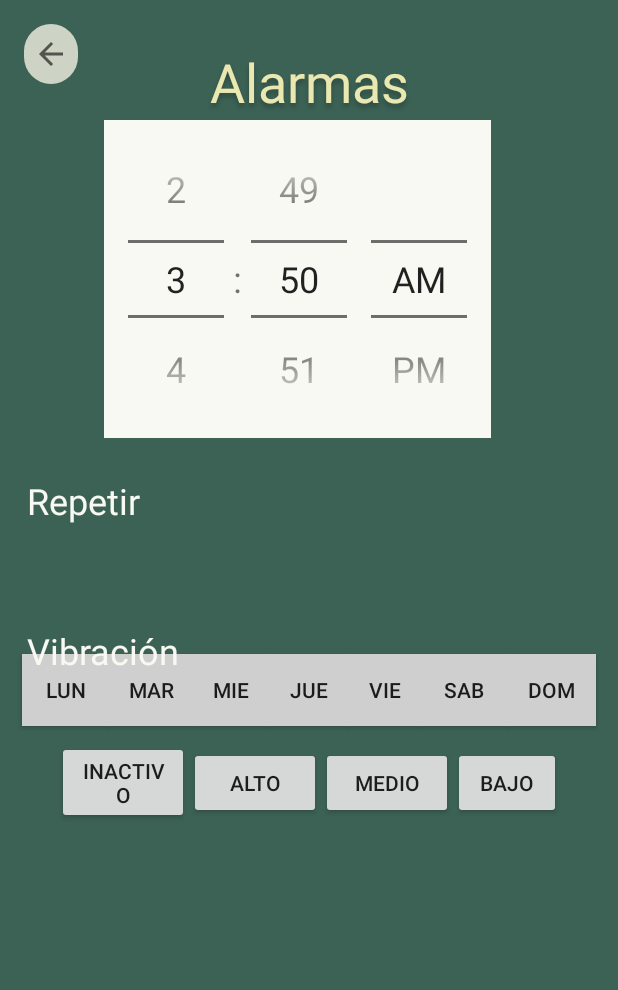
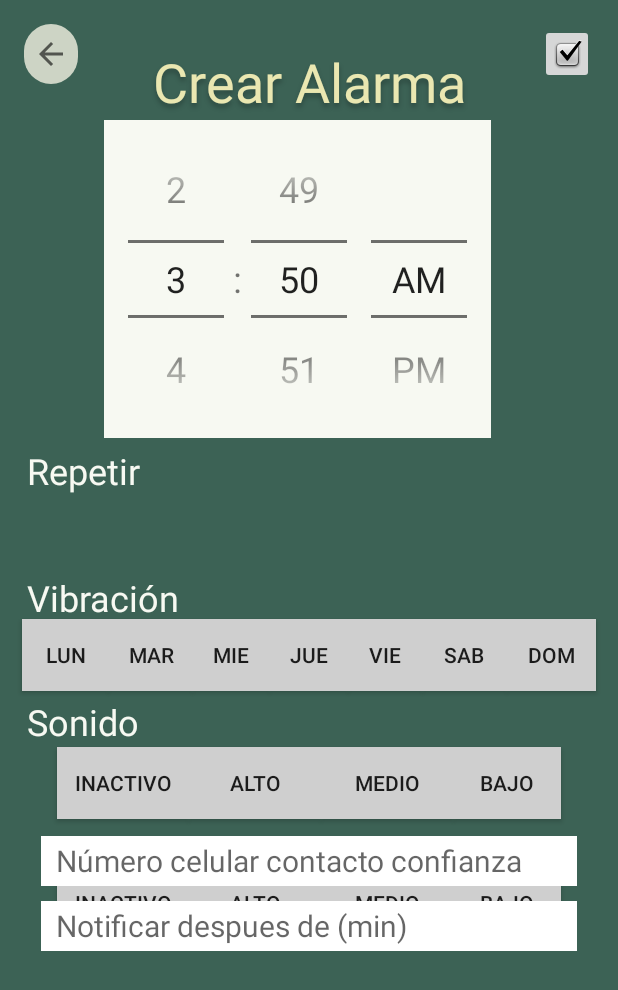
Before and after one commit to anfedelahoz/alarm_motion, an Android app: the CreateAlarma screen opened directly, with no data from a screen before it, on a phone screen of 412 x 824 dp. Shown: the top 990 px of the screen. Run offline under Robolectric (Android 15) with nearby library versions, the phone set to English and light mode, and no system bars.

Commit message:
se agrega formulario de crear alarma y de de ceacion exitosa

```diff
--- a/Alarm_Motion_Mobile/app/build.gradle
+++ b/Alarm_Motion_Mobile/app/build.gradle
@@ -26,6 +26,9 @@ android {
         sourceCompatibility JavaVersion.VERSION_1_8
         targetCompatibility JavaVersion.VERSION_1_8
     }
+    buildFeatures {
+        viewBinding true
+    }
 }
 
 dependencies {
@@ -33,6 +36,8 @@ dependencies {
     implementation 'androidx.appcompat:appcompat:1.4.1'
     implementation 'com.google.android.material:material:1.5.0'
     implementation 'androidx.constraintlayout:constraintlayout:2.1.3'
+    implementation 'androidx.navigation:navigation-fragment:2.4.1'
+    implementation 'androidx.navigation:navigation-ui:2.4.1'
     testImplementation 'junit:junit:4.13.2'
     androidTestImplementation 'androidx.test.ext:junit:1.1.3'
     androidTestImplementation 'androidx.test.espresso:espresso-core:3.4.0'
--- a/Alarm_Motion_Mobile/app/src/main/java/com/example/alarmamotion/CreateAlarma.java
+++ b/Alarm_Motion_Mobile/app/src/main/java/com/example/alarmamotion/CreateAlarma.java
@@ -3,6 +3,7 @@ package com.example.alarmamotion;
 import androidx.annotation.NonNull;
 import androidx.appcompat.app.AppCompatActivity;
 
+import android.content.Intent;
 import android.graphics.Color;
 import android.os.Bundle;
 import android.view.View;
@@ -12,8 +13,18 @@ import android.widget.TimePicker;
 public class CreateAlarma extends AppCompatActivity  implements View.OnClickListener{
     private TimePicker timePicker1;
     private Button[] btn = new Button[7];
+
+    private Button[] btnVibracion = new Button[4];
+
+    private Button[] btnSonido = new Button[4];
     private Button btn_unfocus;
+
+    private Button btn_unfocus_vibracion;
+
+    private Button btn_unfocus_sonido;
     private int[] btn_id = {R.id.btnlun, R.id.btnmar, R.id.btnmie, R.id.btnjue,R.id.btnvie,R.id.btnsab, R.id.btndom};
+    private int[] btn_id_vibracion = {R.id.btninactivo, R.id.btnalto, R.id.btnmedio, R.id.btnbajo};
+    private int[] btn_id_sonido = {R.id.btninactivosonido, R.id.btnaltosonido, R.id.btnmediosonido, R.id.btnbajosonido};
 
 
     @Override
@@ -30,6 +41,23 @@ public class CreateAlarma extends AppCompatActivity  implements View.OnClickList
         }
 
         btn_unfocus = btn[0];
+
+
+        for(int i = 0; i < btnVibracion.length; i++){
+            btnVibracion[i] = (Button) findViewById(btn_id_vibracion[i]);
+            btnVibracion[i].setBackgroundColor(Color.rgb(207, 207, 207));
+            btnVibracion[i].setOnClickListener(this);
+        }
+
+        btn_unfocus_vibracion = btnVibracion[0];
+
+        for(int i = 0; i < btnSonido.length; i++){
+            btnSonido[i] = (Button) findViewById(btn_id_sonido[i]);
+            btnSonido[i].setBackgroundColor(Color.rgb(207, 207, 207));
+            btnSonido[i].setOnClickListener(this);
+        }
+
+        btn_unfocus_sonido = btnSonido[0];
     }
 
     @Override
@@ -64,6 +92,44 @@ public class CreateAlarma extends AppCompatActivity  implements View.OnClickList
             case R.id.btndom :
                 setFocus(btn_unfocus, btn[6]);
                 break;
+
+                /////////Vibracion///////////
+
+            case R.id.btninactivo:
+                setFocusVibracion(btn_unfocus_vibracion, btnVibracion[0]);
+                break;
+
+            case R.id.btnalto :
+                setFocusVibracion(btn_unfocus_vibracion, btnVibracion[1]);
+                break;
+
+            case R.id.btnmedio :
+                setFocusVibracion(btn_unfocus_vibracion, btnVibracion[2]);
+                break;
+
+            case R.id.btnbajo :
+                setFocusVibracion(btn_unfocus_vibracion, btnVibracion[3]);
+                break;
+
+            /////////Sonido///////////
+
+            case R.id.btninactivosonido:
+                setFocusSonido(btn_unfocus_sonido, btnSonido[0]);
+                break;
+
+            case R.id.btnaltosonido :
+                setFocusSonido(btn_unfocus_sonido, btnSonido[1]);
+                break;
+
+            case R.id.btnmediosonido :
+                setFocusSonido(btn_unfocus_sonido, btnSonido[2]);
+                break;
+
+            case R.id.btnbajosonido :
+                setFocusSonido(btn_unfocus_sonido, btnSonido[3]);
+                break;
+
+
         }
     }
 
@@ -74,4 +140,29 @@ public class CreateAlarma extends AppCompatActivity  implements View.OnClickList
         btn_focus.setBackgroundColor(Color.rgb(3, 106, 150));
         this.btn_unfocus = btn_focus;
     }
+
+
+    private void setFocusVibracion(Button btn_unfocus, Button btn_focus){
+        btn_unfocus.setTextColor(Color.rgb(49, 50, 51));
+        btn_unfocus.setBackgroundColor(Color.rgb(207, 207, 207));
+        btn_focus.setTextColor(Color.rgb(255, 255, 255));
+        btn_focus.setBackgroundColor(Color.rgb(3, 106, 150));
+        this.btn_unfocus_vibracion = btn_focus;
+    }
+
+    private void setFocusSonido(Button btn_unfocus, Button btn_focus){
+        btn_unfocus.setTextColor(Color.rgb(49, 50, 51));
+        btn_unfocus.setBackgroundColor(Color.rgb(207, 207, 207));
+        btn_focus.setTextColor(Color.rgb(255, 255, 255));
+        btn_focus.setBackgroundColor(Color.rgb(3, 106, 150));
+        this.btn_unfocus_sonido = btn_focus;
+    }
+
+
+    public void goToOkAlarm(View view) {
+        Intent intent = new Intent(this, AlarmaCreated.class);
+        startActivity(intent);
+    }
+
+
 }
--- a/Alarm_Motion_Mobile/app/src/main/res/layout/activity_create_alarma.xml
+++ b/Alarm_Motion_Mobile/app/src/main/res/layout/activity_create_alarma.xml
@@ -16,7 +16,7 @@
         android:layout_marginTop="30dp"
         android:gravity="center_horizontal|top"
         android:lineSpacingExtra="-18sp"
-        android:text="@string/txtListadosAlarmas"
+        android:text="@string/txtCrearAlarmas"
         android:textAppearance="@style/alarm_motio"
         app:layout_constraintEnd_toEndOf="parent"
         app:layout_constraintStart_toStartOf="parent"
@@ -35,6 +35,20 @@
         app:layout_constraintTop_toTopOf="parent"
         app:srcCompat="?attr/homeAsUpIndicator"
         />
+
+
+    <ImageButton
+        android:id="@+id/imageButtonGuardar"
+        android:layout_width="36dp"
+        android:layout_height="40dp"
+        android:layout_marginTop="16dp"
+
+        android:onClick="goToOkAlarm"
+        app:layout_constraintEnd_toEndOf="parent"
+        app:layout_constraintHorizontal_bias="0.957"
+        app:layout_constraintStart_toStartOf="parent"
+        app:layout_constraintTop_toTopOf="parent"
+        app:srcCompat="@android:drawable/checkbox_on_background" />
 
     <TimePicker
         android:id="@+id/timePicker"
@@ -59,7 +73,7 @@
         android:layout_height="wrap_content"
         android:layout_alignParentLeft="true"
         android:layout_marginStart="-130dp"
-        android:layout_marginTop="25dp"
+        android:layout_marginTop="5dp"
         android:lineSpacingExtra="5sp"
         android:text="Repetir"
         android:textAppearance="@style/titulo4"
@@ -71,7 +85,7 @@
         android:id="@+id/lydiasSemanas"
         android:layout_width="match_parent"
         android:layout_height="match_parent"
-        android:layout_marginTop="96dp"
+        android:layout_marginTop="50dp"
         android:gravity="center_horizontal"
         android:paddingVertical="100dp"
         android:paddingTop="-100dp"
@@ -136,7 +150,7 @@
         android:layout_height="wrap_content"
         android:layout_alignParentLeft="true"
         android:layout_marginStart="-130dp"
-        android:layout_marginTop="125dp"
+        android:layout_marginTop="90dp"
         android:lineSpacingExtra="5sp"
         android:text="Vibración"
         android:textAppearance="@style/titulo4"
@@ -150,9 +164,9 @@
         android:layout_height="match_parent"
         android:layout_marginTop="220dp"
         android:gravity="center_horizontal"
-        android:paddingVertical="200dp"
+        android:paddingVertical="00dp"
         android:paddingTop="-100dp"
-        app:layout_constraintTop_toBottomOf="@+id/lydiasSemanas"
+        app:layout_constraintTop_toBottomOf="@+id/twvibracion"
         tools:layout_editor_absoluteX="0dp">
 
         <Button
@@ -187,4 +201,101 @@
 
     </LinearLayout>
 
+
+    <TextView
+        android:id="@+id/twSonido"
+        android:layout_width="246dp"
+        android:layout_height="wrap_content"
+        android:layout_alignParentLeft="true"
+        android:layout_marginStart="-130dp"
+        android:layout_marginTop="50dp"
+        android:lineSpacingExtra="5sp"
+        android:text="Sonido"
+        android:textAppearance="@style/titulo4"
+        app:layout_constraintEnd_toEndOf="parent"
+        app:layout_constraintStart_toStartOf="parent"
+        app:layout_constraintTop_toBottomOf="@+id/twvibracion" />
+
+    <LinearLayout
+        android:id="@+id/lysonido"
+        android:layout_width="match_parent"
+        android:layout_height="match_parent"
+        android:layout_marginTop="380dp"
+        android:gravity="center_horizontal"
+        android:paddingVertical="00dp"
+        android:paddingTop="-100dp"
+        app:layout_constraintBottom_toBottomOf="parent"
+        app:layout_constraintTop_toBottomOf="@+id/twSonido"
+        app:layout_constraintVertical_bias="0.0"
+        tools:layout_editor_absoluteX="0dp">
+
+        <Button
+            android:id="@+id/btninactivosonido"
+            android:layout_width="wrap_content"
+            android:layout_height="wrap_content"
+            android:layout_gravity="center_vertical"
+            android:width="30dp"
+            android:text="inactivo" />
+
+        <Button
+            android:id="@+id/btnaltosonido"
+            android:layout_width="wrap_content"
+            android:layout_height="wrap_content"
+            android:layout_gravity="center_vertical"
+            android:text="alto" />
+
+        <Button
+            android:id="@+id/btnmediosonido"
+            android:layout_width="wrap_content"
+            android:layout_height="wrap_content"
+            android:layout_gravity="center_vertical"
+            android:text="medio" />
+
+        <Button
+            android:id="@+id/btnbajosonido"
+            android:layout_width="72dp"
+            android:layout_height="wrap_content"
+            android:layout_gravity="center_vertical"
+            android:text="bajo" />
+
+
+    </LinearLayout>
+
+
+    <EditText
+        android:id="@+id/editTextTextEmailAddress"
+        android:layout_width="357dp"
+        android:layout_height="33dp"
+        android:layout_marginStart="-60dp"
+        android:layout_marginTop="60dp"
+        android:background="#FFFFFF"
+        android:ems="10"
+        android:hint="@string/txtCeluarContactoConfianza"
+        android:inputType="number"
+        android:paddingHorizontal="10dp"
+        android:textSize="20sp"
+        app:layout_constraintEnd_toEndOf="@+id/lysonido"
+        app:layout_constraintStart_toStartOf="parent"
+        app:layout_constraintTop_toBottomOf="@+id/twSonido" />
+
+
+    <EditText
+        android:id="@+id/editTextDuracionAlarma"
+        android:layout_width="357dp"
+        android:layout_height="33dp"
+        android:layout_marginStart="-60dp"
+        android:layout_marginTop="10dp"
+        android:background="#FFFFFF"
+        android:ems="10"
+        android:hint="Notificar despues de (min)"
+        android:inputType="number"
+        android:paddingHorizontal="10dp"
+        android:textSize="20sp"
+        app:layout_constraintEnd_toEndOf="@+id/lysonido"
+        app:layout_constraintStart_toStartOf="parent"
+        app:layout_constraintTop_toBottomOf="@+id/editTextTextEmailAddress" />
+
+
+
+
 </androidx.constraintlayout.widget.ConstraintLayout>
--- /dev/null
+++ b/Alarm_Motion_Mobile/app/src/main/res/values-land/dimens.xml
@@ -0,0 +1,3 @@
+<resources>
+    <dimen name="fab_margin">48dp</dimen>
+</resources>
--- /dev/null
+++ b/Alarm_Motion_Mobile/app/src/main/res/values-w1240dp/dimens.xml
@@ -0,0 +1,3 @@
+<resources>
+    <dimen name="fab_margin">200dp</dimen>
+</resources>
--- /dev/null
+++ b/Alarm_Motion_Mobile/app/src/main/res/values-w600dp/dimens.xml
@@ -0,0 +1,3 @@
+<resources>
+    <dimen name="fab_margin">48dp</dimen>
+</resources>
--- /dev/null
+++ b/Alarm_Motion_Mobile/app/src/main/res/values/dimens.xml
@@ -0,0 +1,3 @@
+<resources>
+    <dimen name="fab_margin">16dp</dimen>
+</resources>
```
Also changed, not shown: Alarm_Motion_Mobile/app/src/main/AndroidManifest.xml (+6 -3 lines), Alarm_Motion_Mobile/app/src/main/java/com/example/alarmamotion/AlarmaCreated.java (added, +29 -0 lines), Alarm_Motion_Mobile/app/src/main/res/layout/activity_alarma_created.xml (added, +107 -0 lines), Alarm_Motion_Mobile/app/src/main/res/navigation/nav_graph.xml (added, +28 -0 lines), Alarm_Motion_Mobile/app/src/main/res/values/strings.xml (+18 -0 lines), Alarm_Motion_Mobile/app/src/main/res/values/themes.xml (+9 -0 lines), Alarm_Motion_Mobile/app/src/main/res/drawable/okalarma.png (added).
